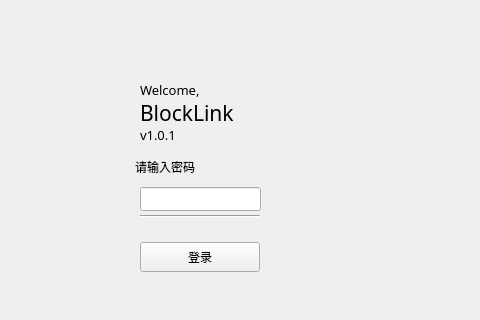
Above: normallogin.ui from HcashOrg/hx-indicator before the change; both pictures show x 145 to 625 and y 113 to 433 of the 960 by 580 pixel window. Below: the same form after it.
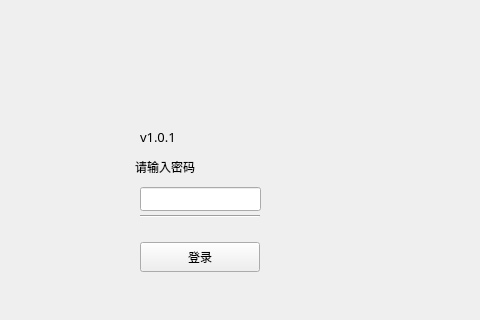
That is the form after the change.

What changed in the file:
```diff
--- a/normallogin.ui
+++ b/normallogin.ui
@@ -77,7 +77,7 @@
    <property name="geometry">
     <rect>
      <x>285</x>
-     <y>336</y>
+     <y>330</y>
      <width>200</width>
      <height>20</height>
     </rect>
@@ -94,7 +94,7 @@
     <string/>
    </property>
    <property name="alignment">
-    <set>Qt::AlignCenter</set>
+    <set>Qt::AlignLeading|Qt::AlignLeft|Qt::AlignVCenter</set>
    </property>
   </widget>
   <widget class="QToolButton" name="closeBtn">
@@ -147,8 +147,8 @@
     <rect>
      <x>285</x>
      <y>240</y>
-     <width>61</width>
-     <height>16</height>
+     <width>80</width>
+     <height>20</height>
     </rect>
    </property>
    <property name="font">
@@ -164,9 +164,9 @@
    <property name="geometry">
     <rect>
      <x>285</x>
-     <y>210</y>
-     <width>141</width>
-     <height>31</height>
+     <y>190</y>
+     <width>121</width>
+     <height>45</height>
     </rect>
    </property>
    <property name="font">
@@ -175,27 +175,11 @@
      <pointsize>16</pointsize>
     </font>
    </property>
-   <property name="text">
-    <string>BlockLink</string>
+   <property name="styleSheet">
+    <string notr="true"/>
    </property>
-  </widget>
-  <widget class="QLabel" name="label_wel">
-   <property name="geometry">
-    <rect>
-     <x>285</x>
-     <y>192</y>
-     <width>81</width>
-     <height>21</height>
-    </rect>
-   </property>
-   <property name="font">
-    <font>
-     <family>黑体</family>
-     <pointsize>10</pointsize>
-    </font>
-   </property>
    <property name="text">
-    <string>Welcome,</string>
+    <string/>
    </property>
   </widget>
  </widget>
```
Left out of the diff: 2 changed lines with no effect on the pictures.
